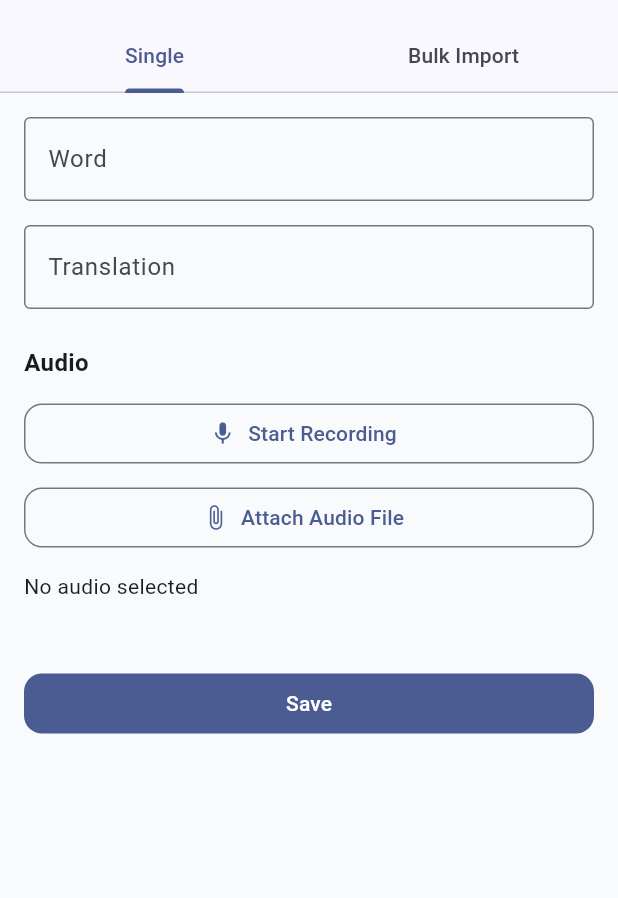
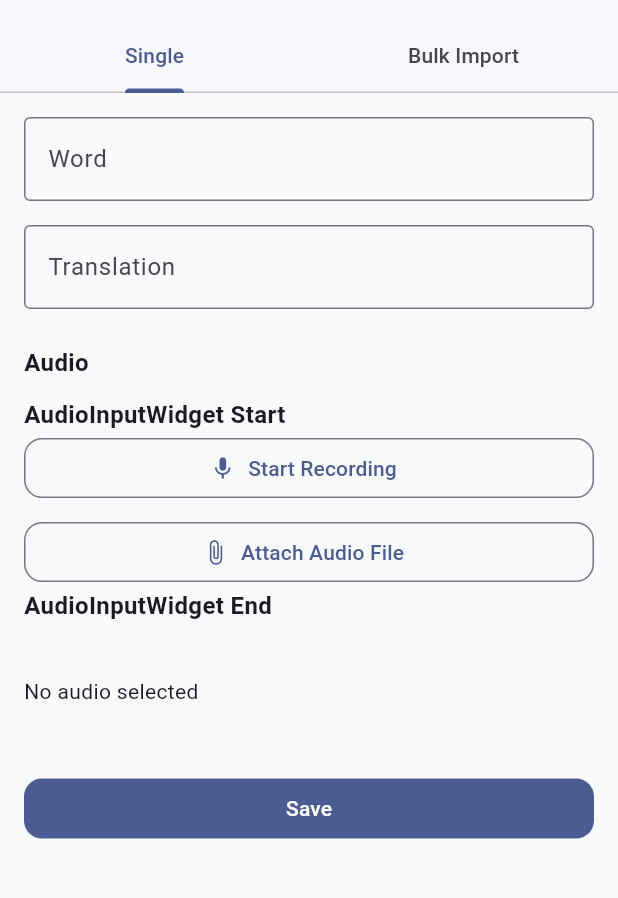
Before and after one commit to 45number/Voca, a Flutter app: the AddWordPage screen opened directly with empty values, after a tap on "Attach Audio File", on a phone screen of 412 x 824 dp, the part 63-961 px from its top. Run offline on Flutter 3.47's test engine with Material 3 defaults, Android fonts, the phone set to English and light mode, and no system bars; our stand-ins replace audioplayers, drift, file_picker; missing offline and left inert: ffmpeg_kit_flutter_new, just_waveform, record; accounts and stored records are empty; generated files the repository leaves out were written again.

Commit message:
almost refactored

```diff
--- a/lib/features/study/flashcard_page.dart
+++ b/lib/features/study/flashcard_page.dart
@@ -14,7 +14,7 @@ import 'study_session_controller.dart';
 
 import 'widgets/flashcard_view.dart';
 import 'widgets/study_progress.dart';
-// import 'widgets/spelling_navigation_bar.dart';
+
 import 'widgets/study_navigation_bar.dart';
 
 import '../decks/deck_info.dart';
@@ -50,7 +50,6 @@ class _FlashcardPageState extends State<FlashcardPage> {
 
   final session = StudySessionController();
 
-  // final audioService = AudioService();
   final audioService = AudioPlayerService();
 
   FlashcardData? data;
--- a/lib/features/study/spelling_page.dart
+++ b/lib/features/study/spelling_page.dart
@@ -3,7 +3,6 @@ import 'package:flutter/material.dart';
 import '../../core/database/app_database.dart';
 import '../../core/theme/theme.dart';
 
-// import '../../shared/audio/services/audio_service.dart';
 import '../../shared/audio/services/audio_player_service.dart';
 import 'spelling_checker.dart';
 import 'spelling_controller.dart';
@@ -11,7 +10,6 @@ import 'spelling_data.dart';
 import 'spelling_session_controller.dart';
 import 'study_complete_dialog.dart';
 
-// import 'widgets/spelling_navigation_bar.dart';
 import 'widgets/study_navigation_bar.dart';
 import 'widgets/spelling_result_view.dart';
 import 'widgets/study_progress.dart';
@@ -48,7 +46,6 @@ class _SpellingPageState extends State<SpellingPage> {
 
   final checker = SpellingChecker();
 
-  // final audioService = AudioService();
   final audioService = AudioPlayerService();
 
   final textController = TextEditingController();
--- a/lib/features/words/single_word_tab.dart
+++ b/lib/features/words/single_word_tab.dart
@@ -1,14 +1,10 @@
-import 'package:file_picker/file_picker.dart';
 import 'package:flutter/material.dart';
 
 import '../../core/database/database_provider.dart';
 import '../../shared/audio/controllers/audio_editor_controller.dart';
 import '../../shared/audio/exporters/passthrough_exporter.dart';
-import '../../shared/audio/services/audio_recorder_service.dart';
-import '../../shared/audio/services/audio_trim_service.dart';
 import '../../shared/audio/widgets/audio_editor_widget.dart';
-
-import 'dart:async';
+import '../../shared/audio/widgets/audio_input_widget.dart';
 
 class SingleWordTab extends StatefulWidget {
   final String folderId;
@@ -22,21 +18,8 @@ class SingleWordTab extends StatefulWidget {
 class _SingleWordTabState extends State<SingleWordTab> {
   bool isSaving = false;
 
-  bool isRecording = false;
-
-  List<double> amplitudes = [];
-  List<double> recordedWaveform = [];
-
   final editor = AudioEditorController();
   final exporter = PassthroughExporter();
-
-  String? selectedAudioFile;
-
-  StreamSubscription? amplitudeSubscription;
-
-  final recorder = AudioRecorderService();
-
-  final trimService = AudioTrimService();
 
   final wordController = TextEditingController();
 
@@ -46,10 +29,6 @@ class _SingleWordTabState extends State<SingleWordTab> {
   void dispose() {
     wordController.dispose();
     translationController.dispose();
-
-    amplitudeSubscription?.cancel();
-
-    recorder.dispose();
 
     editor.dispose();
 
@@ -87,70 +66,110 @@ class _SingleWordTabState extends State<SingleWordTab> {
         ),
 
         const SizedBox(height: 12),
+        ///////////////////////////////////
+        const Text(
+          'AudioInputWidget Start',
+          style: TextStyle(fontSize: 16, fontWeight: FontWeight.w600),
+        ),
+        AudioInputWidget(controller: editor),
+        const Text(
+          'AudioInputWidget End',
+          style: TextStyle(fontSize: 16, fontWeight: FontWeight.w600),
+        ),
 
-        if (!isRecording)
-          OutlinedButton.icon(
-            onPressed: startRecording,
-            icon: const Icon(Icons.mic),
-            label: const Text('Start Recording'),
-          ),
+        const SizedBox(height: 24),
 
-        if (isRecording)
-          FilledButton.icon(
-            onPressed: stopRecording,
-            icon: const Icon(Icons.stop),
-            label: const Text('Stop Recording'),
-          ),
+        /////////////////////////////
+        // AnimatedBuilder(
+        //   animation: editor,
+        //   builder: (_, __) {
+        //     if (editor.isRecording) {
+        //       return FilledButton.icon(
+        //         onPressed: stopRecording,
+        //         icon: const Icon(Icons.stop),
+        //         label: const Text('Stop Recording'),
+        //       );
+        //     }
 
-        if (isRecording)
-          Container(
-            height: 80,
-            margin: const EdgeInsets.only(top: 12, bottom: 12),
-            padding: const EdgeInsets.symmetric(horizontal: 8),
-            decoration: BoxDecoration(
-              border: Border.all(color: Theme.of(context).colorScheme.outline),
-              borderRadius: BorderRadius.circular(12),
-            ),
-            child: Row(
-              crossAxisAlignment: CrossAxisAlignment.end,
-              children: amplitudes.map((value) {
-                final normalized = ((value + 60) / 60).clamp(0.05, 1.0);
+        //     return OutlinedButton.icon(
+        //       onPressed: startRecording,
+        //       icon: const Icon(Icons.mic),
+        //       label: const Text('Start Recording'),
+        //     );
+        //   },
+        // ),
 
-                return Expanded(
-                  child: Padding(
-                    padding: const EdgeInsets.symmetric(horizontal: 1),
-                    child: Container(
-                      height: normalized * 60,
-                      decoration: BoxDecoration(
-                        color: Theme.of(context).colorScheme.primary,
-                        borderRadius: BorderRadius.circular(2),
-                      ),
-                    ),
-                  ),
-                );
-              }).toList(),
-            ),
-          ),
+        // AnimatedBuilder(
+        //   animation: editor,
+        //   builder: (_, __) {
+        //     if (!editor.isRecording) {
+        //       return const SizedBox();
+        //     }
 
-        const SizedBox(height: 8),
+        //     return Container(
+        //       height: 80,
+        //       margin: const EdgeInsets.only(top: 12, bottom: 12),
+        //       padding: const EdgeInsets.symmetric(horizontal: 8),
+        //       decoration: BoxDecoration(
+        //         border: Border.all(
+        //           color: Theme.of(context).colorScheme.outline,
+        //         ),
+        //         borderRadius: BorderRadius.circular(12),
+        //       ),
+        //       child: Row(
+        //         crossAxisAlignment: CrossAxisAlignment.end,
+        //         children: editor.liveWaveform.map((value) {
+        //           final normalized = ((value + 60) / 60).clamp(0.05, 1.0);
 
-        OutlinedButton.icon(
-          onPressed: pickAudioFile,
-          icon: const Icon(Icons.attach_file),
-          label: const Text('Attach Audio File'),
+        //           return Expanded(
+        //             child: Padding(
+        //               padding: const EdgeInsets.symmetric(horizontal: 1),
+        //               child: Container(
+        //                 height: normalized * 60,
+        //                 decoration: BoxDecoration(
+        //                   color: Theme.of(context).colorScheme.primary,
+        //                   borderRadius: BorderRadius.circular(2),
+        //                 ),
+        //               ),
+        //             ),
+        //           );
+        //         }).toList(),
+        //       ),
+        //     );
+        //   },
+        // ),
+        // const SizedBox(height: 8),
+
+        // OutlinedButton.icon(
+        //   onPressed: pickAudioFile,
+        //   icon: const Icon(Icons.attach_file),
+        //   label: const Text('Attach Audio File'),
+        // ),
+        const SizedBox(height: 12),
+
+        AnimatedBuilder(
+          animation: editor,
+          builder: (_, __) {
+            return Text(
+              editor.selectedAudioFile == null
+                  ? 'No audio selected'
+                  : editor.selectedAudioFile!.split('\\').last,
+            );
+          },
         ),
 
         const SizedBox(height: 12),
 
-        Text(
-          selectedAudioFile == null
-              ? 'No audio selected'
-              : selectedAudioFile!.split('\\').last,
+        AnimatedBuilder(
+          animation: editor,
+          builder: (_, __) {
+            if (editor.waveform.isEmpty) {
+              return const SizedBox();
+            }
+
+            return AudioEditorWidget(controller: editor);
+          },
         ),
-
-        const SizedBox(height: 12),
-
-        if (recordedWaveform.isNotEmpty) AudioEditorWidget(controller: editor),
 
         const SizedBox(height: 32),
 
@@ -169,9 +188,9 @@ class _SingleWordTabState extends State<SingleWordTab> {
   }
 
   Future<void> startRecording() async {
-    final hasPermission = await recorder.hasPermission();
+    final success = await editor.startRecording();
 
-    if (!hasPermission) {
+    if (!success) {
       if (!mounted) {
         return;
       }
@@ -182,87 +201,18 @@ class _SingleWordTabState extends State<SingleWordTab> {
 
       return;
     }
-
-    amplitudes.clear();
-
-    await recorder.startRecording();
-
-    amplitudeSubscription?.cancel();
-
-    amplitudeSubscription = recorder.onAmplitudeChanged().listen((amplitude) {
-      if (!mounted) {
-        return;
-      }
-
-      setState(() {
-        amplitudes.add(amplitude.current);
-
-        if (amplitudes.length > 100) {
-          amplitudes.removeAt(0);
-        }
-      });
-    });
-
-    setState(() {
-      isRecording = true;
-    });
   }
 
   Future<void> stopRecording() async {
-    final path = await recorder.stopRecording();
-    if (path == null) {
+    final success = await editor.stopRecording();
+
+    if (!success) {
       return;
     }
-    await amplitudeSubscription?.cancel();
-    amplitudeSubscription = null;
-
-    final waveform = amplitudes.map((v) {
-      return ((v + 60) / 60).clamp(0.05, 1.0);
-    }).toList();
-
-    final start = trimService.findSpeechStart(waveform);
-    final end = trimService.findSpeechEnd(waveform);
-    final audioDuration =
-        await editor.player.getDuration(path) ?? Duration.zero;
-
-    setState(() {
-      isRecording = false;
-
-      recordedWaveform = waveform;
-
-      amplitudes.clear();
-
-      selectedAudioFile = path;
-
-      editor.load(
-        path: path,
-        samples: waveform,
-        trimStart: start,
-        trimEnd: end,
-        duration: audioDuration,
-      );
-    });
   }
 
   Future<void> pickAudioFile() async {
-    final result = await FilePicker.platform.pickFiles(
-      type: FileType.custom,
-      allowedExtensions: ['mp3', 'wav', 'm4a', 'aac', 'ogg'],
-    );
-
-    if (result == null) {
-      return;
-    }
-
-    final path = result.files.single.path;
-
-    if (path == null) {
-      return;
-    }
-
-    setState(() {
-      selectedAudioFile = path;
-    });
+    await editor.importAudioFile();
   }
 
   Future<void> save() async {
@@ -278,16 +228,11 @@ class _SingleWordTabState extends State<SingleWordTab> {
       isSaving = true;
     });
 
-    // final trimmedFile = await editor.exportTrimmed();
-
-    // debugPrint("TRIMMED FILE");
-    // debugPrint(trimmedFile);
-
     await wordRepository.createWord(
       folderId: widget.folderId,
       word: word,
       translation: translation,
-      audioFile: selectedAudioFile,
+      audioFile: editor.selectedAudioFile,
     );
 
     if (mounted) {
--- a/lib/shared/audio/controllers/audio_editor_controller.dart
+++ b/lib/shared/audio/controllers/audio_editor_controller.dart
@@ -1,19 +1,30 @@
 import 'dart:async';
+
+import '../services/audio_recorder_service.dart';
+import '../services/audio_trim_service.dart';
 
 import 'package:flutter/foundation.dart';
 
 import '../services/audio_player_service.dart';
 
-// import 'audio_trim_service.dart';
+import 'package:file_picker/file_picker.dart';
+
+import '../services/waveform_extractor_service.dart';
 
 import '../models/audio_edit_result.dart';
 
 class AudioEditorController extends ChangeNotifier {
   final player = AudioPlayerService();
 
-  // final trimService = AudioTrimService();
+  final recorder = AudioRecorderService();
+
+  final trimService = AudioTrimService();
+
+  final waveformExtractor = WaveformExtractorService();
 
   StreamSubscription<Duration>? playheadSubscription;
+
+  StreamSubscription? amplitudeSubscription;
 
   List<double> samples = [];
 
@@ -29,7 +40,13 @@ class AudioEditorController extends ChangeNotifier {
 
   bool isPlaying = false;
 
-  // StreamSubscription<Duration>? subscription;
+  bool isRecording = false;
+
+  String? selectedAudioFile;
+
+  List<double> waveform = [];
+
+  List<double> liveWaveform = [];
 
   void load({
     required String path,
@@ -181,39 +198,6 @@ class AudioEditorController extends ChangeNotifier {
     );
   }
 
-  // @Deprecated('Use AudioExporter')
-  // Future<String?> exportTrimmed() async {
-  //   if (path == null) {
-  //     return null;
-  //   }
-
-  //   if (samples.isEmpty) {
-  //     return null;
-  //   }
-
-  //   final duration = await player.getDuration(path!);
-
-  //   if (duration == null) {
-  //     return null;
-  //   }
-
-  //   final startSeconds =
-  //       duration.inMilliseconds * trimStart / samples.length / 1000;
-
-  //   final endSeconds =
-  //       duration.inMilliseconds * trimEnd / samples.length / 1000;
-
-  //   final durationSeconds = endSeconds - startSeconds;
-
-  //   return await trimService.trimFile(
-  //     path: path!,
-
-  //     startSeconds: startSeconds,
-
-  //     durationSeconds: durationSeconds,
-  //   );
-  // }
-
   @override
   void dispose() {
     playheadSubscription?.cancel();
@@ -248,4 +232,159 @@ class AudioEditorController extends ChangeNotifier {
   Duration get selectionDuration {
     return trimEndTime - trimStartTime;
   }
+
+  Future<bool> startRecording() async {
+    final hasPermission = await recorder.hasPermission();
+
+    if (!hasPermission) {
+      return false;
+    }
+
+    liveWaveform.clear();
+
+    await recorder.startRecording();
+
+    amplitudeSubscription?.cancel();
+
+    amplitudeSubscription = recorder.onAmplitudeChanged().listen((amplitude) {
+      liveWaveform.add(amplitude.current);
+
+      if (liveWaveform.length > 100) {
+        liveWaveform.removeAt(0);
+      }
+
+      notifyListeners();
+    });
+
+    isRecording = true;
+
+    notifyListeners();
+
+    return true;
+  }
+
+  Future<bool> stopRecording() async {
+    final path = await recorder.stopRecording();
+
+    if (path == null) {
+      return false;
+    }
+
+    await amplitudeSubscription?.cancel();
+    amplitudeSubscription = null;
+
+    final normalizedWaveform = liveWaveform.map((v) {
+      return ((v + 60) / 60).clamp(0.05, 1.0);
+    }).toList();
+
+    final start = trimService.findSpeechStart(normalizedWaveform);
+
+    final end = trimService.findSpeechEnd(normalizedWaveform);
+
+    final audioDuration = await player.getDuration(path) ?? Duration.zero;
+
+    isRecording = false;
+
+    selectedAudioFile = path;
+
+    waveform = normalizedWaveform;
+
+    liveWaveform.clear();
+
+    load(
+      path: path,
+      samples: waveform,
+      trimStart: start,
+      trimEnd: end,
+      duration: audioDuration,
+    );
+
+    notifyListeners();
+
+    return true;
+  }
+
+  Future<bool> pickAudioFile() async {
+    final result = await FilePicker.platform.pickFiles(
+      type: FileType.custom,
+      allowedExtensions: ['mp3', 'wav', 'm4a', 'aac', 'ogg'],
+    );
+
+    if (result == null) {
+      return false;
+    }
+
+    final path = result.files.single.path;
+
+    if (path == null) {
+      return false;
+    }
+
+    selectedAudioFile = path;
+
+    notifyListeners();
+
+    return true;
+  }
+
+  Future<bool> importAudioFile() async {
+    final result = await FilePicker.platform.pickFiles(
+      type: FileType.custom,
+      allowedExtensions: ['mp3', 'wav', 'm4a', 'aac', 'ogg'],
+    );
+
+    if (result == null) {
+      return false;
+    }
+
+    final path = result.files.single.path;
+
+    if (path == null) {
+      return false;
+    }
+
+    await loadFile(path);
+
+    return true;
+  }
+
+  Future<void> loadFile(String path) async {
+    final waveform = await waveformExtractor.extract(path);
+
+    final start = trimService.findSpeechStart(waveform);
+
+    final end = trimService.findSpeechEnd(waveform);
+
+    final audioDuration = await player.getDuration(path) ?? Duration.zero;
+
+    selectedAudioFile = path;
+
+    load(
+      path: path,
+      samples: waveform,
+      trimStart: start,
+      trimEnd: end,
+      duration: audioDuration,
+    );
+
+    notifyListeners();
+  }
+
+  String formatPosition(int sampleIndex) {
+    if (samples.isEmpty) return "00:00";
+
+    final ratio = sampleIndex / samples.length;
+
+    final ms = duration.inMilliseconds * ratio;
+
+    final d = Duration(milliseconds: ms.toInt());
+
+    final minutes = d.inMinutes.toString().padLeft(2, '0');
+
+    final seconds = (d.inSeconds % 60).toString().padLeft(2, '0');
+
+    final millis = (d.inMilliseconds % 1000).toString().padLeft(3, '0');
+
+    return "$minutes:$seconds.$millis";
+  }
 }
--- /dev/null
+++ b/lib/shared/audio/widgets/audio_input_widget.dart
@@ -0,0 +1,101 @@
+import 'package:flutter/material.dart';
+
+import '../controllers/audio_editor_controller.dart';
+
+class AudioInputWidget extends StatelessWidget {
+  final AudioEditorController controller;
+
+  const AudioInputWidget({super.key, required this.controller});
+
+  @override
+  Widget build(BuildContext context) {
+    return AnimatedBuilder(
+      animation: controller,
+      builder: (context, child) {
+        return Column(
+          crossAxisAlignment: CrossAxisAlignment.stretch,
+          children: [
+            if (!controller.isRecording)
+              SizedBox(
+                width: double.infinity,
+                child: OutlinedButton.icon(
+                  onPressed: () async {
+                    await controller.startRecording();
+                  },
+                  icon: const Icon(Icons.mic),
+                  label: const Text('Start Recording'),
+                ),
+              ),
+
+            if (controller.isRecording)
+              SizedBox(
+                width: double.infinity,
+                child: FilledButton.icon(
+                  onPressed: () async {
+                    await controller.stopRecording();
+                  },
+                  icon: const Icon(Icons.stop),
+                  label: const Text('Stop Recording'),
+                ),
+              ),
+            if (controller.isRecording)
+              Container(
+                height: 80,
+
+                margin: const EdgeInsets.only(top: 12, bottom: 12),
+
+                padding: const EdgeInsets.symmetric(horizontal: 8),
+
+                decoration: BoxDecoration(
+                  border: Border.all(
+                    color: Theme.of(context).colorScheme.outline,
+                  ),
+
+                  borderRadius: BorderRadius.circular(12),
+                ),
+
+                child: Row(
+                  crossAxisAlignment: CrossAxisAlignment.end,
+
+                  children: controller.liveWaveform.map((value) {
+                    final normalized = ((value + 60) / 60).clamp(0.05, 1.0);
+
+                    return Expanded(
+                      child: Padding(
+                        padding: const EdgeInsets.symmetric(horizontal: 1),
+
+                        child: Container(
+                          height: normalized * 60,
+
+                          decoration: BoxDecoration(
+                            color: Theme.of(context).colorScheme.primary,
+
+                            borderRadius: BorderRadius.circular(2),
+                          ),
+                        ),
+                      ),
+                    );
+                  }).toList(),
+                ),
+              ),
+            const SizedBox(height: 8),
+
+            SizedBox(
+              width: double.infinity,
+
+              child: OutlinedButton.icon(
+                onPressed: () async {
+                  await controller.importAudioFile();
+                },
+
+                icon: const Icon(Icons.attach_file),
+
+                label: const Text('Attach Audio File'),
+              ),
+            ),
+          ],
+        );
+      },
+    );
+  }
+}
```
Also changed, not shown: lib/shared/audio/services/waveform_extractor_service.dart (added, +29 -0 lines), lib/shared/audio/widgets/audio_editor_widget.dart (+13 -3 lines).
